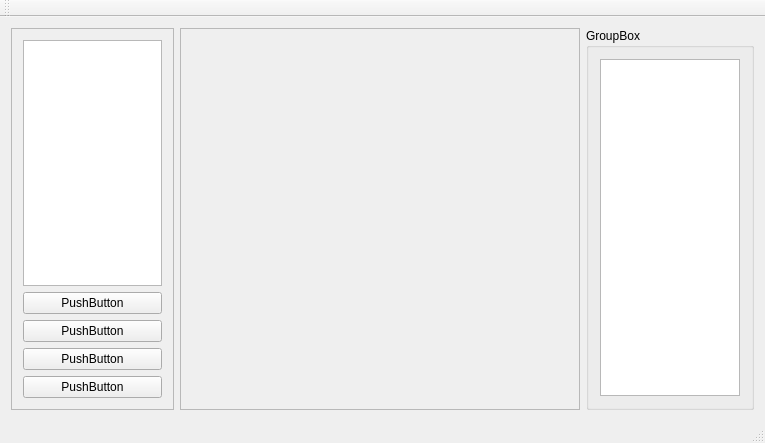
This is mainwindow.ui in vokama/Qt_OpenGL_Cubes as Qt 5 draws it before an edit. The edited form follows.
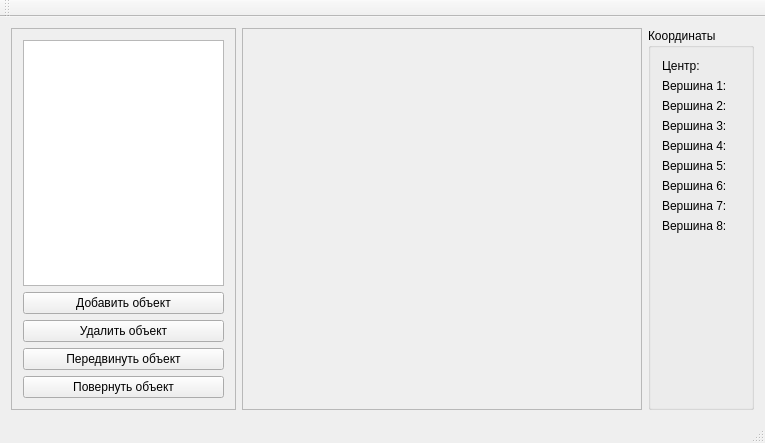
This is the edited form.

The edit to the form file:
```diff
--- a/mainwindow.ui
+++ b/mainwindow.ui
@@ -24,18 +24,183 @@
        </sizepolicy>
       </property>
       <property name="title">
-       <string>GroupBox</string>
+       <string>Координаты</string>
       </property>
-      <layout class="QHBoxLayout" name="horizontalLayout">
+      <layout class="QVBoxLayout" name="verticalLayout_2">
        <item>
-        <widget class="QListWidget" name="ObjectProperties">
-         <property name="sizePolicy">
-          <sizepolicy hsizetype="Preferred" vsizetype="Expanding">
-           <horstretch>0</horstretch>
-           <verstretch>0</verstretch>
-          </sizepolicy>
+        <layout class="QHBoxLayout" name="horizontalLayout_10">
+         <item>
+          <widget class="QLabel" name="label_2">
+           <property name="text">
+            <string>Центр:</string>
+           </property>
+          </widget>
+         </item>
+         <item>
+          <widget class="QLabel" name="CenterValue">
+           <property name="text">
+            <string/>
+           </property>
+          </widget>
+         </item>
+        </layout>
+       </item>
+       <item>
+        <layout class="QHBoxLayout" name="horizontalLayout">
+         <item>
+          <widget class="QLabel" name="Vertex1Label">
+           <property name="text">
+            <string>Вершина 1:</string>
+           </property>
+          </widget>
+         </item>
+         <item>
+          <widget class="QLabel" name="Vertex1Value">
+           <property name="text">
+            <string/>
+           </property>
+          </widget>
+         </item>
+        </layout>
+       </item>
+       <item>
+        <layout class="QHBoxLayout" name="horizontalLayout_2">
+         <item>
+          <widget class="QLabel" name="Vertex2Label">
+           <property name="text">
+            <string>Вершина 2:</string>
+           </property>
+          </widget>
+         </item>
+         <item>
+          <widget class="QLabel" name="Vertex2Value">
+           <property name="text">
+            <string/>
+           </property>
+          </widget>
+         </item>
+        </layout>
+       </item>
+       <item>
+        <layout class="QHBoxLayout" name="horizontalLayout_3">
+         <item>
+          <widget class="QLabel" name="Vertex3Name">
+           <property name="text">
+            <string>Вершина 3:</string>
+           </property>
+          </widget>
+         </item>
+         <item>
+          <widget class="QLabel" name="Vertex3Value">
+           <property name="text">
+            <string/>
+           </property>
+          </widget>
+         </item>
+        </layout>
+       </item>
+       <item>
+        <layout class="QHBoxLayout" name="horizontalLayout_4">
+         <item>
+          <widget class="QLabel" name="Vertex4Name">
+           <property name="text">
+            <string>Вершина 4:</string>
+           </property>
+          </widget>
+         </item>
+         <item>
+          <widget class="QLabel" name="Vertex4Value">
+           <property name="text">
+            <string/>
+           </property>
+          </widget>
+         </item>
+        </layout>
+       </item>
+       <item>
+        <layout class="QHBoxLayout" name="horizontalLayout_6">
+         <item>
+          <widget class="QLabel" name="Vertex5Name">
+           <property name="text">
+            <string>Вершина 5:</string>
+           </property>
+          </widget>
+         </item>
+         <item>
+          <widget class="QLabel" name="Vertex5Value">
+           <property name="text">
+            <string/>
+           </property>
+          </widget>
+         </item>
+        </layout>
+       </item>
+       <item>
+        <layout class="QHBoxLayout" name="horizontalLayout_7">
+         <item>
+          <widget class="QLabel" name="Vertex6Name">
+           <property name="text">
+            <string>Вершина 6:</string>
+           </property>
+          </widget>
+         </item>
+         <item>
+          <widget class="QLabel" name="Vertex6Value">
+           <property name="text">
+            <string/>
+           </property>
+          </widget>
+         </item>
+        </layout>
+       </item>
+       <item>
+        <layout class="QHBoxLayout" name="horizontalLayout_8">
+         <item>
+          <widget class="QLabel" name="label">
+           <property name="text">
+            <string>Вершина 7:</string>
+           </property>
+          </widget>
+         </item>
+         <item>
+          <widget class="QLabel" name="Vertex7Value">
+           <property name="text">
+            <string/>
+           </property>
+          </widget>
+         </item>
+        </layout>
+       </item>
+       <item>
+        <layout class="QHBoxLayout" name="horizontalLayout_9">
+         <item>
+          <widget class="QLabel" name="label_3">
+           <property name="text">
+            <string>Вершина 8:</string>
+           </property>
+          </widget>
+         </item>
+         <item>
+          <widget class="QLabel" name="Vertex8Value">
+           <property name="text">
+            <string/>
+           </property>
+          </widget>
+         </item>
+        </layout>
+       </item>
+       <item>
+        <spacer name="verticalSpacer">
+         <property name="orientation">
+          <enum>Qt::Vertical</enum>
          </property>
-        </widget>
+         <property name="sizeHint" stdset="0">
+          <size>
+           <width>20</width>
+           <height>40</height>
+          </size>
+         </property>
+        </spacer>
        </item>
       </layout>
      </widget>
@@ -68,28 +233,28 @@
        <item>
         <widget class="QPushButton" name="AddObject">
          <property name="text">
-          <string>PushButton</string>
+          <string>Добавить объект</string>
          </property>
         </widget>
        </item>
        <item>
         <widget class="QPushButton" name="RemoveObject">
          <property name="text">
-          <string>PushButton</string>
+          <string>Удалить объект</string>
          </property>
         </widget>
        </item>
        <item>
         <widget class="QPushButton" name="TransformObject">
          <property name="text">
-          <string>PushButton</string>
+          <string>Передвинуть объект</string>
          </property>
         </widget>
        </item>
        <item>
         <widget class="QPushButton" name="RotateObject">
          <property name="text">
-          <string>PushButton</string>
+          <string>Повернуть объект</string>
          </property>
         </widget>
        </item>
```
